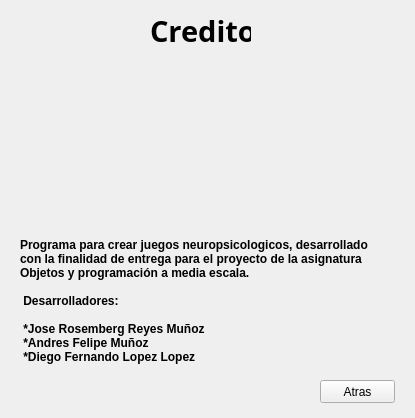
The window that creditos.ui (JoseReyesPUJ/framework2014) describes before a commit, drawn with Qt 5.
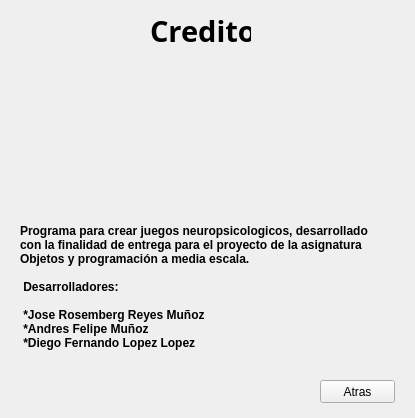
The same window after the commit. Icons and pictures are not drawn.

```diff
--- a/creditos.ui
+++ b/creditos.ui
@@ -81,7 +81,9 @@
 
  *Jose Rosemberg Reyes Muñoz
  *Andres Felipe Muñoz
- *Diego Fernando Lopez Lopez</string>
+ *Diego Fernando Lopez Lopez
+
+</string>
    </property>
   </widget>
   <widget class="QPushButton" name="pushButton">
```
